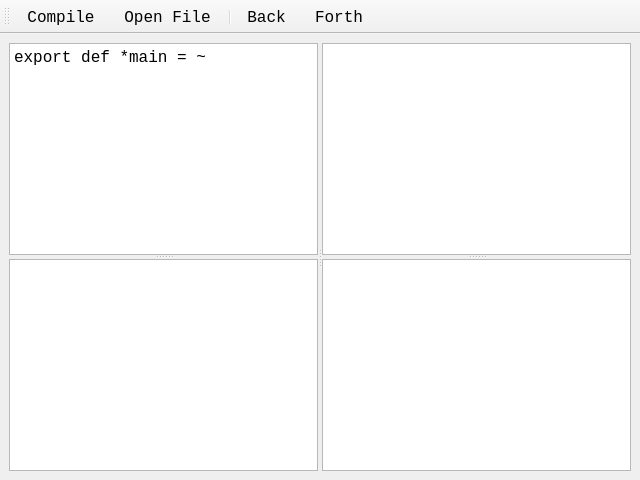
Qt form tools/ylliab/yphbtwindow.ui (8051Enthusiast/yabo) before a commit.
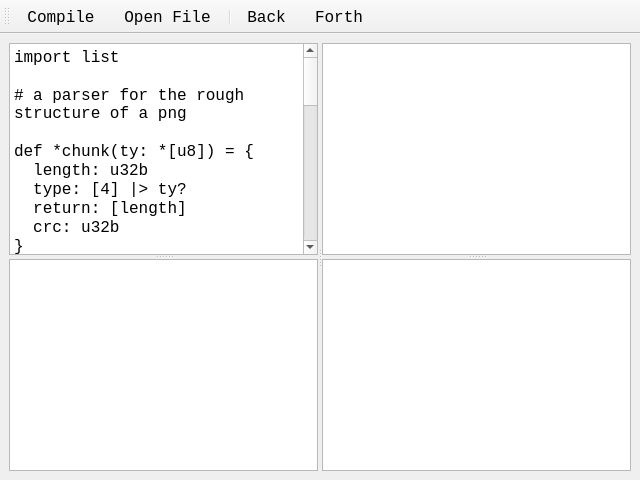
The same form after that commit. Custom widgets are drawn as their Qt base class.

Commit message: set yphbt default source to png

Patch:
```diff
--- a/tools/ylliab/yphbtwindow.ui
+++ b/tools/ylliab/yphbtwindow.ui
@@ -32,7 +32,41 @@
        </property>
        <widget class="SourceEditor" name="plainTextEdit">
         <property name="plainText">
-         <string>export def *main = ~</string>
+         <string>import list
+
+# a parser for the rough structure of a png
+
+def *chunk(ty: *[u8]) = {
+  length: u32b
+  type: [4] |&gt; ty?
+  return: [length]
+  crc: u32b
+}
+
+def *head = {
+  width: u32b
+  height: u32b
+  bit_depth: u8
+  color_type: u8
+  compression_method: u8
+  filter_method: u8
+  interlace_method: u8
+}
+
+export
+def *main = {
+  [1], /PNG/, /\r\n/, /\x1A/, /\n/
+
+  header: chunk(/IHDR/)! |&gt; head
+
+  chunks: list.list({
+    | palette: chunk(/PLTE/)?
+    | data: chunk(/IDAT/)?
+    | optional: chunk(/[a-z]/)?
+  })
+  chunk(/IEND/)!
+}
+</string>
         </property>
        </widget>
        <widget class="CompilerErrorView" name="errorView">
```
